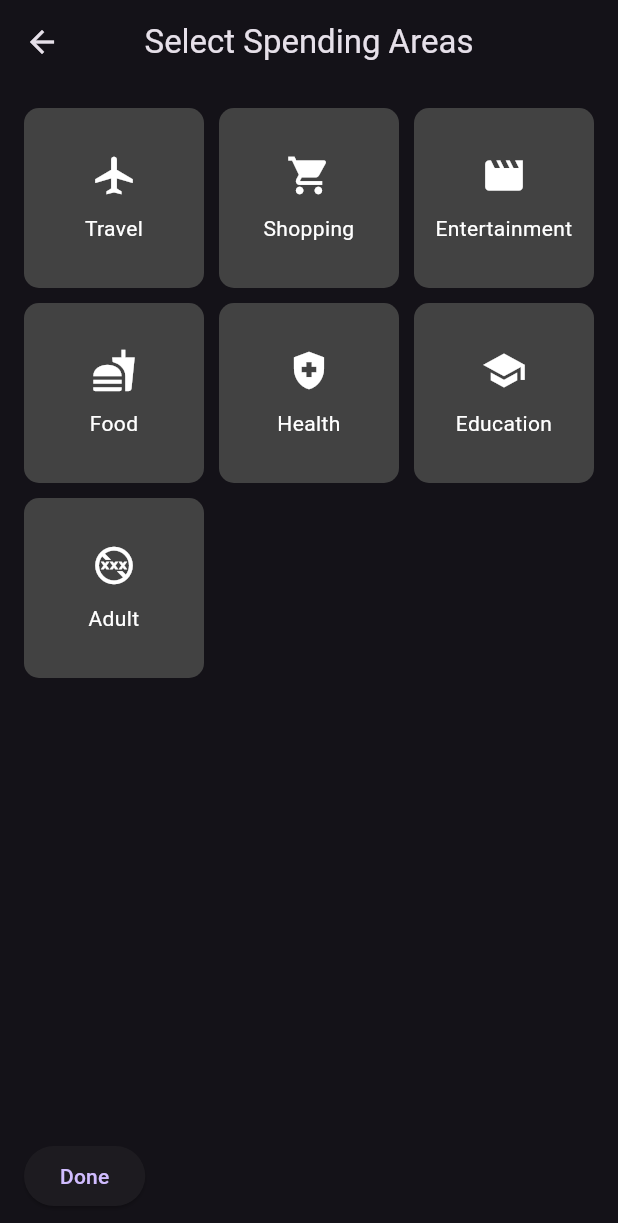
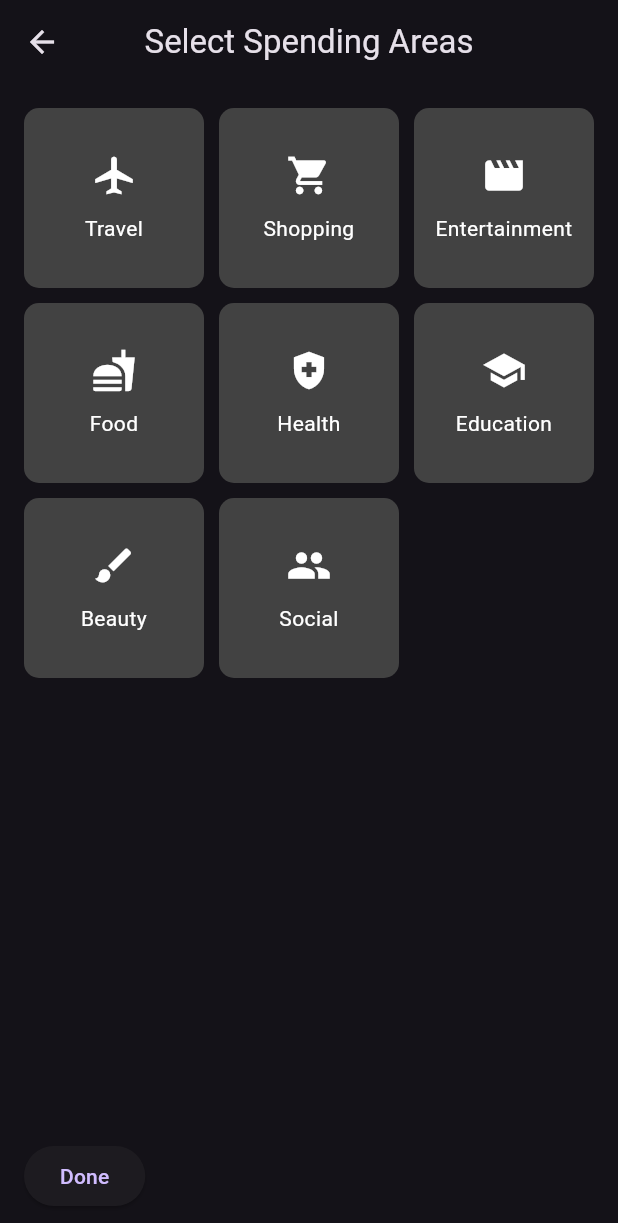
Before and after one commit to DisaruG/BudgetApp, a Flutter app: the CategorySelectionPage screen opened directly with empty values, on a phone screen of 412 x 824 dp. Shown: the top 1223 px of the screen. Run offline on Flutter 3.47's test engine with Material 3 defaults, Android fonts, the phone set to English and light mode, and no system bars.

Commit message:
Update category_selection_page.dart

```diff
--- a/lib/category_selection_page.dart
+++ b/lib/category_selection_page.dart
@@ -18,7 +18,8 @@ class CategorySelectionPageState extends State<CategorySelectionPage> {
     Category(name: 'Food', icon: Icons.fastfood),
     Category(name: 'Health', icon: Icons.health_and_safety),
     Category(name: 'Education', icon: Icons.school),
-    Category(name: 'Adult', icon: Icons.no_adult_content),
+    Category(name: 'Beauty', icon: Icons.brush),
+    Category(name: 'Social', icon: Icons.group),
   ];
 
   late List<String> _selectedCategories;
```
